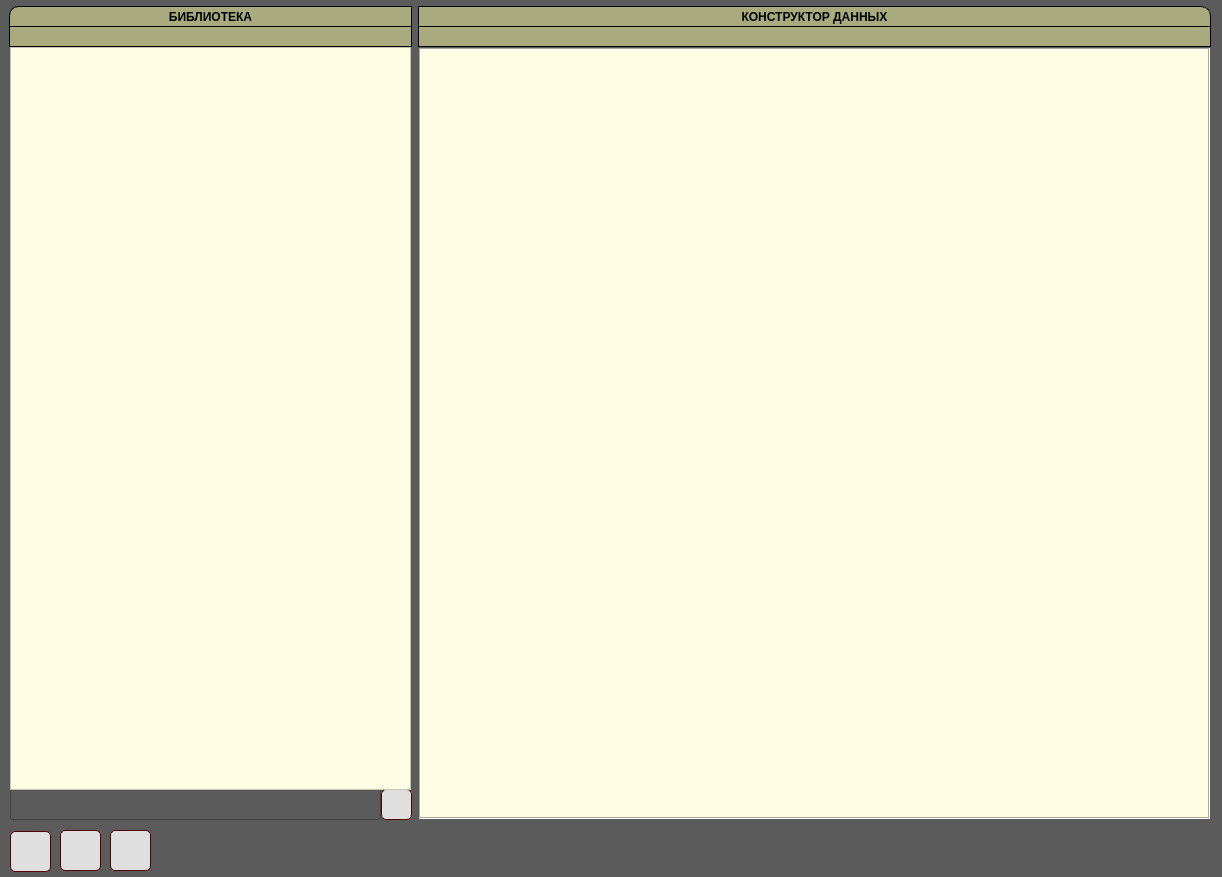
This is UI/main.ui in dimanchik79/Hierarchic as Qt 5 draws it before an edit. The edited form follows.
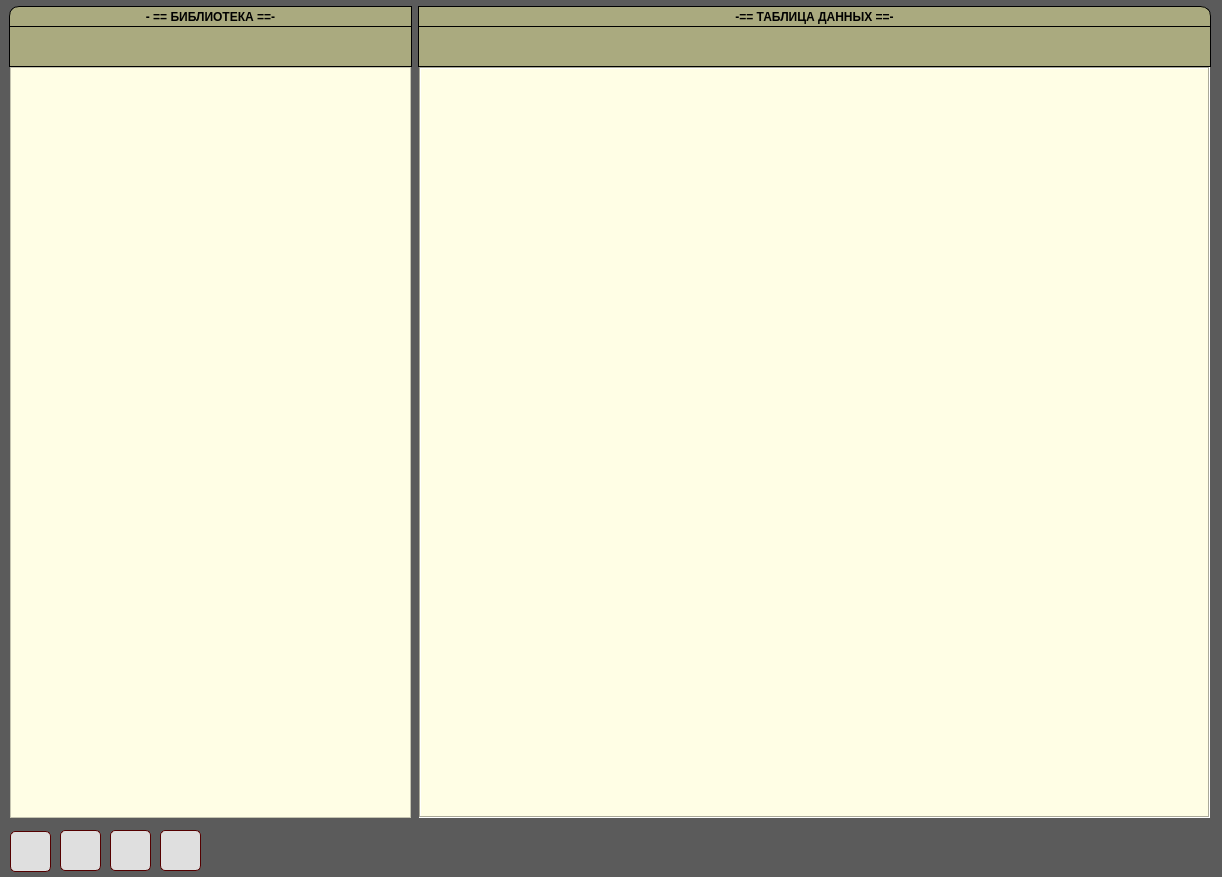
This is the edited form. Icons and pictures are not drawn.

Diff of the .ui file:
```diff
--- a/UI/main.ui
+++ b/UI/main.ui
@@ -27,7 +27,7 @@
       <x>9</x>
       <y>26</y>
       <width>403</width>
-      <height>21</height>
+      <height>41</height>
      </rect>
     </property>
     <property name="font">
@@ -57,7 +57,7 @@
       <x>418</x>
       <y>26</y>
       <width>793</width>
-      <height>21</height>
+      <height>41</height>
      </rect>
     </property>
     <property name="font">
@@ -85,9 +85,9 @@
     <property name="geometry">
      <rect>
       <x>419</x>
-      <y>48</y>
+      <y>67</y>
       <width>791</width>
-      <height>771</height>
+      <height>751</height>
      </rect>
     </property>
     <property name="styleSheet">
@@ -223,10 +223,10 @@
    <widget class="QPushButton" name="b_find">
     <property name="geometry">
      <rect>
-      <x>381</x>
-      <y>789</y>
-      <width>31</width>
-      <height>31</height>
+      <x>160</x>
+      <y>830</y>
+      <width>41</width>
+      <height>41</height>
      </rect>
     </property>
     <property name="styleSheet">
@@ -257,35 +257,6 @@
      </size>
     </property>
    </widget>
-   <widget class="QLineEdit" name="lineEdit">
-    <property name="geometry">
-     <rect>
-      <x>10</x>
-      <y>789</y>
-      <width>371</width>
-      <height>31</height>
-     </rect>
-    </property>
-    <property name="styleSheet">
-     <string notr="true">color: rgb(255, 255, 255);</string>
-    </property>
-   </widget>
-   <widget class="QTreeView" name="hierarchic">
-    <property name="geometry">
-     <rect>
-      <x>10</x>
-      <y>47</y>
-      <width>401</width>
-      <height>743</height>
-     </rect>
-    </property>
-    <property name="styleSheet">
-     <string notr="true">background-color: rgb(255, 254, 229)</string>
-    </property>
-    <attribute name="headerVisible">
-     <bool>false</bool>
-    </attribute>
-   </widget>
    <widget class="QLabel" name="bib_name_2">
     <property name="geometry">
      <rect>
@@ -308,7 +279,7 @@
 color: rgb(0, 0, 0)</string>
     </property>
     <property name="text">
-     <string>БИБЛИОТЕКА</string>
+     <string>- == БИБЛИОТЕКА ==-</string>
     </property>
     <property name="alignment">
      <set>Qt::AlignCenter</set>
@@ -339,7 +310,7 @@
 color: rgb(0, 0, 0);</string>
     </property>
     <property name="text">
-     <string>КОНСТРУКТОР ДАННЫХ</string>
+     <string>-== ТАБЛИЦА ДАННЫХ ==-</string>
     </property>
     <property name="alignment">
      <set>Qt::AlignCenter</set>
@@ -348,6 +319,28 @@
      <bool>true</bool>
     </property>
    </widget>
+   <widget class="QListWidget" name="catalogs">
+    <property name="geometry">
+     <rect>
+      <x>10</x>
+      <y>67</y>
+      <width>401</width>
+      <height>751</height>
+     </rect>
+    </property>
+    <property name="styleSheet">
+     <string notr="true">background-color: rgb(255, 254, 229)</string>
+    </property>
+    <property name="iconSize">
+     <size>
+      <width>0</width>
+      <height>0</height>
+     </size>
+    </property>
+    <property name="viewMode">
+     <enum>QListView::ListMode</enum>
+    </property>
+   </widget>
   </widget>
  </widget>
  <tabstops>
```
Left out of the diff: 18 changed lines with no effect on the pictures.
